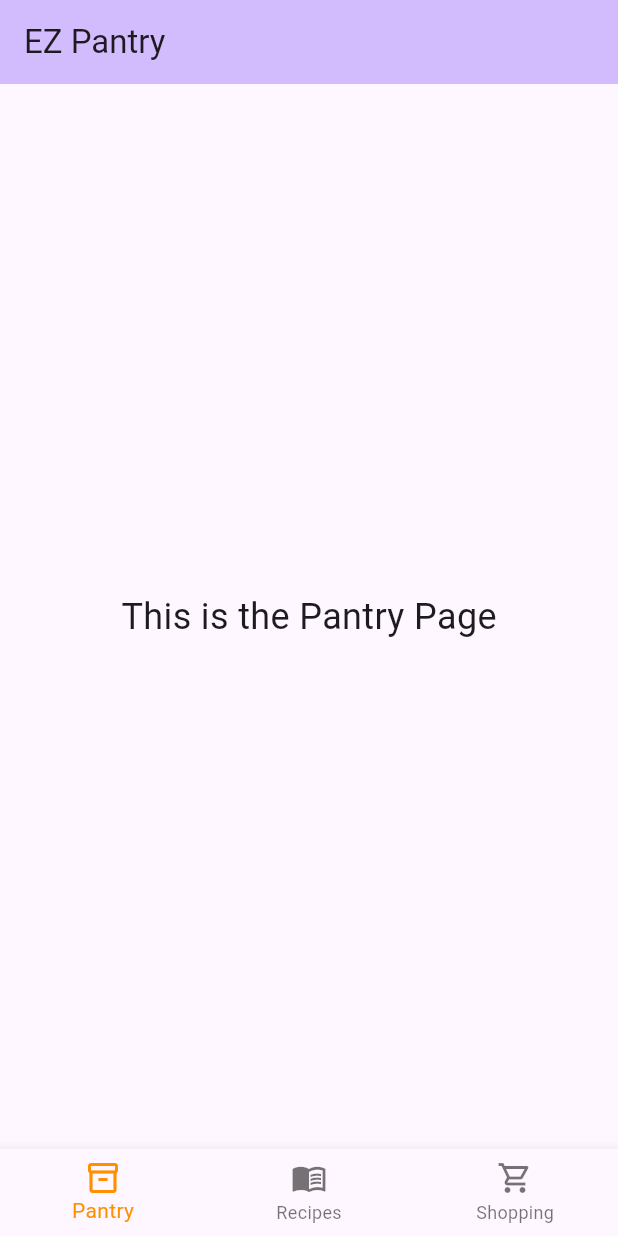
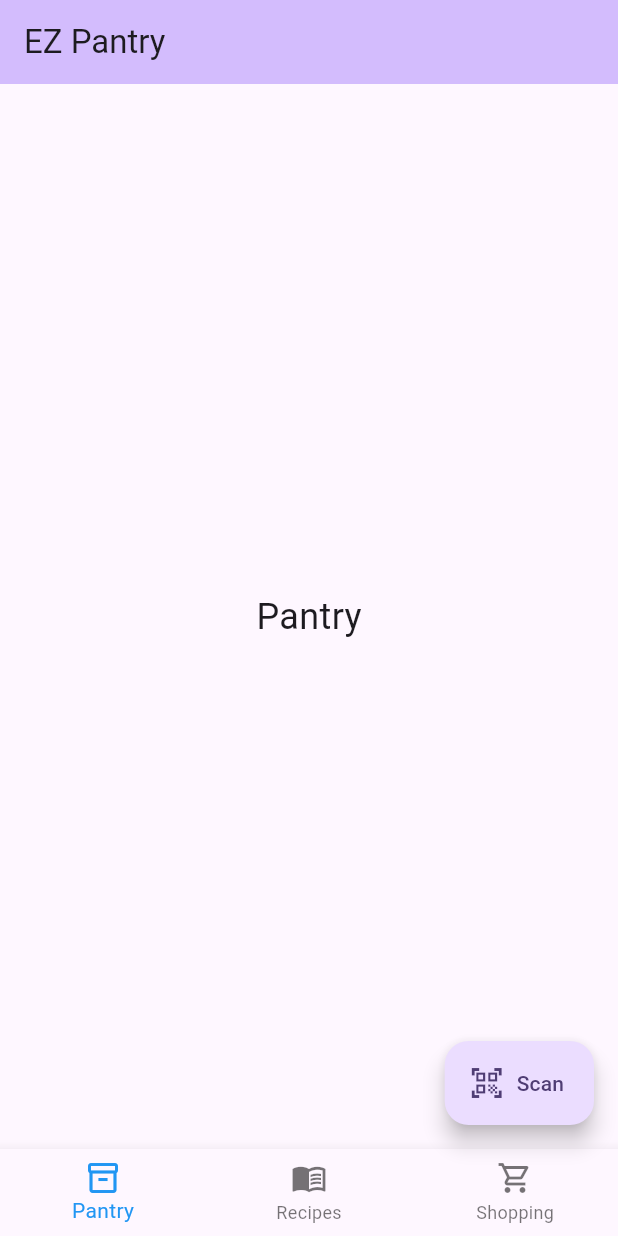
Before and after one commit to wesbyte29/EZ-Pantry, a Flutter app: the screen it shows after launch, on a phone screen of 412 x 824 dp. Run offline on Flutter 3.47's test engine with Material 3 defaults, Android fonts, the phone set to English and light mode, and no system bars.

Commit message:
modified pages and added scan button

```diff
--- a/lib/main.dart
+++ b/lib/main.dart
@@ -16,7 +16,7 @@
       title: 'Flutter Demo',
       theme: ThemeData(
         colorScheme: ColorScheme.fromSeed(seedColor: Colors.deepPurple),
-        useMaterial3: true, // Optional: if you want to use Material 3 features
+        useMaterial3: true,
       ),
       home: const MyHomePage(title: 'EZ Pantry'),
     );
@@ -33,9 +33,8 @@
 }
 
 class _MyHomePageState extends State<MyHomePage> {
-  int _selectedIndex = 0;
+  int _selectedIndex = 0; // 0 for Pantry, 1 for Recipes, 2 for Shopping
 
-  // Now use your actual page widgets
   static const List<Widget> _widgetOptions = <Widget>[
     PantryPage(),
     RecipesPage(),
@@ -46,6 +45,12 @@
     setState(() {
       _selectedIndex = index;
     });
+  }
+
+  void _onScanButtonPressed() {
+    // TODO: Implement your barcode scanning logic here
+    print('Scan button pressed on Pantry Page!');
+    // For example, you might navigate to a new screen or show a dialog
   }
 
   @override
@@ -74,9 +79,18 @@
           ),
         ],
         currentIndex: _selectedIndex,
-        selectedItemColor: Colors.amber[800],
+        selectedItemColor: Colors.blue,
         onTap: _onItemTapped,
       ),
+      // Conditionally render the FloatingActionButton
+      floatingActionButton: _selectedIndex == 0 // Show only if Pantry tab (index 0) is selected
+          ? FloatingActionButton.extended(
+        onPressed: _onScanButtonPressed,
+        icon: const Icon(Icons.qr_code_scanner),
+        label: const Text('Scan'),
+      )
+          : null, // Render nothing if not on the Pantry tab
+      floatingActionButtonLocation: FloatingActionButtonLocation.endFloat, // Or your preferred location
     );
   }
 }
--- a/lib/pantry_page.dart
+++ b/lib/pantry_page.dart
@@ -7,7 +7,7 @@ class PantryPage extends StatelessWidget {
   Widget build(BuildContext context) {
     return const Center(
       child: Text(
-        'This is the Pantry Page',
+        'Pantry',
         style: TextStyle(fontSize: 24),
       ),
     );
--- a/lib/recipes_page.dart
+++ b/lib/recipes_page.dart
@@ -7,7 +7,7 @@ class RecipesPage extends StatelessWidget {
   Widget build(BuildContext context) {
     return const Center(
       child: Text(
-        'This is the Recipes Page',
+        'Recipes',
         style: TextStyle(fontSize: 24),
       ),
     );
--- a/lib/shopping_page.dart
+++ b/lib/shopping_page.dart
@@ -7,7 +7,7 @@ class ShoppingPage extends StatelessWidget {
   Widget build(BuildContext context) {
     return const Center(
       child: Text(
-        'This is the Shopping Page',
+        'Shopping',
         style: TextStyle(fontSize: 24),
       ),
     );
```
